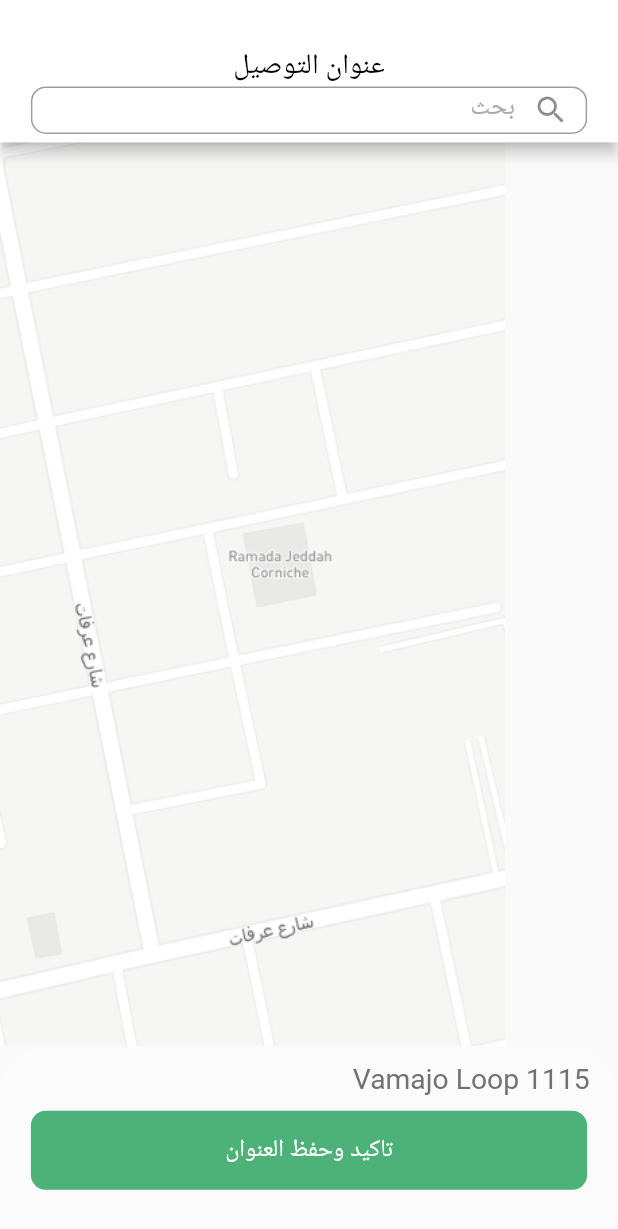
After one commit to mualii/rest_cafe, a Flutter app: the screen it shows after launch, on a phone screen of 412 x 824 dp. The commit adds this screen. Shown: the top 1229 px of the screen. Run offline on Flutter 3.47's test engine with Material 2 defaults, Android fonts, the phone set to English and light mode, and no system bars; our stand-ins replace easy_localization, flutter_screenutil, font_awesome_flutter, intl_phone_number_input, pin_code_fields.

Commit message:
saveLocationScreen.dart

```diff
--- a/lib/main.dart
+++ b/lib/main.dart
@@ -3,7 +3,7 @@ import 'package:flutter/cupertino.dart';
 import 'package:flutter/material.dart';
 import 'package:flutter/services.dart';
 import 'package:flutter_screenutil/flutter_screenutil.dart';
-import 'package:rest_cafe/layout/LayoutScreen.dart';
+import 'package:rest_cafe/modules/save_location_screen/saveLocationScreen.dart';
 
 void main() async {
   WidgetsFlutterBinding.ensureInitialized();
@@ -36,7 +36,7 @@ class MyApp extends StatelessWidget {
         localizationsDelegates: context.localizationDelegates,
         supportedLocales: context.supportedLocales,
         locale: context.locale,
-        home: LayoutScreen(),
+        home: SaveLocationScreen(),
       ),
     );
   }
--- /dev/null
+++ b/lib/modules/save_location_screen/saveLocationScreen.dart
@@ -0,0 +1,59 @@
+import 'package:flutter/material.dart';
+import 'package:flutter_screenutil/flutter_screenutil.dart';
+import 'package:rest_cafe/shared/components/components.dart';
+
+class SaveLocationScreen extends StatelessWidget {
+  var _searchController = TextEditingController();
+  @override
+  Widget build(BuildContext context) {
+    return Scaffold(
+      appBar: AppBar(
+        toolbarHeight: 90.h,
+        flexibleSpace: Column(
+          children: [
+            SizedBox(height: 30.h),
+            Text(
+              "عنوان التوصيل",
+              style: TextStyle(color: Colors.black, fontSize: 18.sp),
+            ),
+            defaultFormField(
+                height: 30.h,
+                controller: _searchController,
+                type: TextInputType.name,
+                label: "بحث",
+                prefix: Icons.search),
+          ],
+        ),
+        automaticallyImplyLeading: false,
+        backgroundColor: Colors.white,
+      ),
+      body: Image.asset("assets/images/location.png"),
+      bottomSheet: Container(
+        decoration: BoxDecoration(
+            color: Colors.white10,
+            borderRadius: BorderRadius.only(
+                topRight: Radius.circular(30.sp),
+                topLeft: Radius.circular(30.sp))),
+        width: double.infinity,
+        height: 120.h,
+        child: Padding(
+          padding: EdgeInsets.all(10.sp),
+          child: Column(
+            children: [
+              Align(
+                alignment: Alignment.topRight,
+                child: myTitle(
+                    title: "1115 Vamajo Loop",
+                    font: 18.sp,
+                    color: Color(0xff727272)),
+              ),
+              SizedBox(height: 10.h),
+              mainBottom(
+                  title: "تاكيد وحفظ العنوان", height: 50.h, width: .9.sw),
+            ],
+          ),
+        ),
+      ),
+    );
+  }
+}
--- a/lib/shared/components/components.dart
+++ b/lib/shared/components/components.dart
@@ -16,11 +16,12 @@ Widget defaultFormField({
   String? label,
   IconData? prefix,
   IconData? suffix,
+  double? height = 50,
   VoidCallback? suffixPressed,
   bool isClickable = true,
 }) =>
     Container(
-      height: 50.sp,
+      height: height,
       width: .9.sw,
       child: TextFormField(
         maxLines: maxLines,
```
Also changed, not shown: assets/images/location.png (added).
